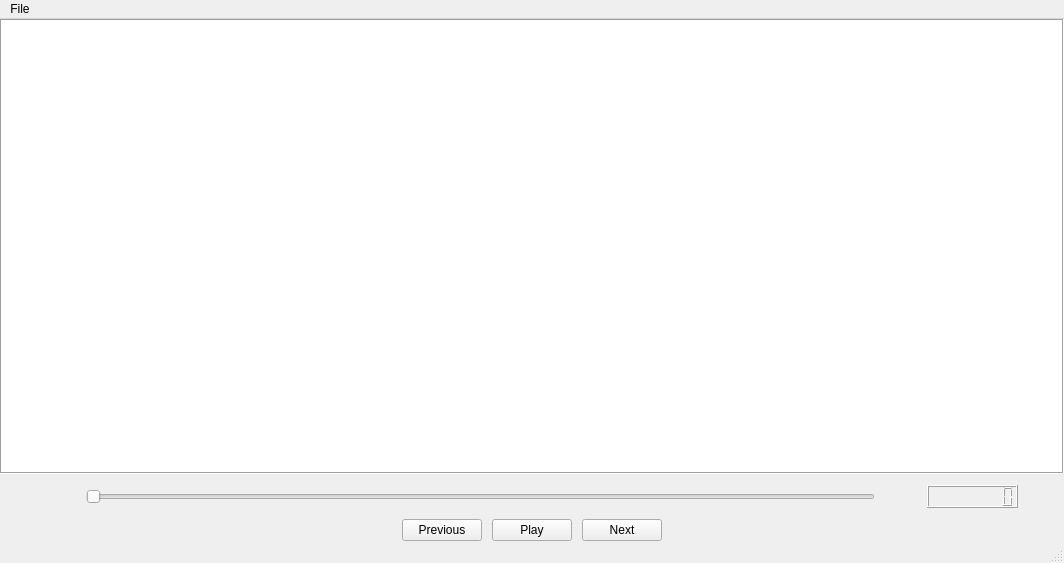
Before: the Qt Designer form qt/mainwindow.ui in python-discord/code-jam-4, drawn with Qt 5.
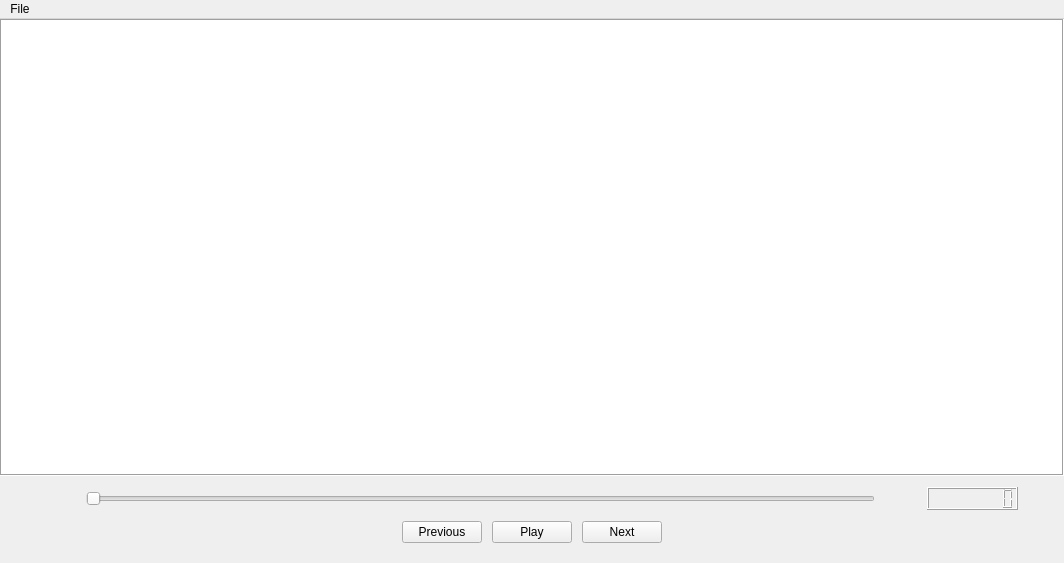
After: the same form once the commit is applied.

What changed in the file:
```diff
--- a/qt/mainwindow.ui
+++ b/qt/mainwindow.ui
@@ -25,7 +25,7 @@
      <number>0</number>
     </property>
     <property name="bottomMargin">
-     <number>0</number>
+     <number>20</number>
     </property>
     <item row="2" column="2">
      <spacer name="horizontalSpacer_3">
@@ -125,6 +125,12 @@
       <property name="contextMenuPolicy">
        <enum>Qt::CustomContextMenu</enum>
       </property>
+      <property name="styleSheet">
+       <string notr="true">:focus {
+    border: none;
+    outline: none;
+}</string>
+      </property>
       <property name="frameShape">
        <enum>QFrame::Box</enum>
       </property>
@@ -249,7 +255,6 @@
    </widget>
    <addaction name="menu_file"/>
   </widget>
-  <widget class="QStatusBar" name="status_bar"/>
   <action name="add_files_action">
    <property name="text">
     <string>Add files</string>
```
Left out of the diff: 3 changed lines with no effect on the pictures.
